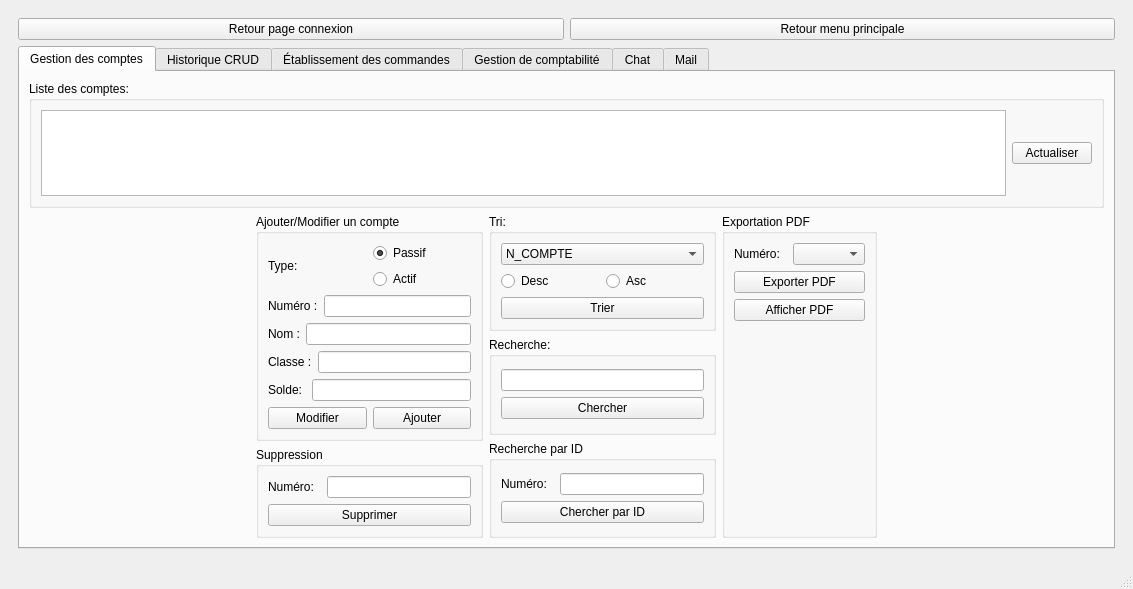
Qt form mainwindow.ui (Khouini/Smart-Printing-Office-2A-Qt) before a commit.
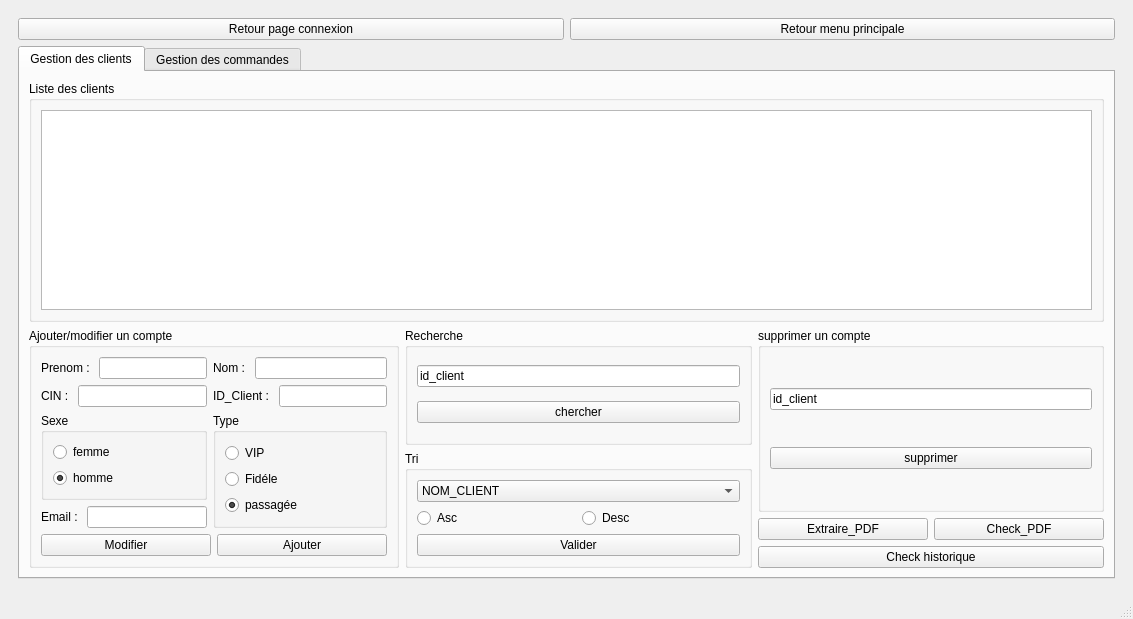
The same form after that commit. The open tabs and pages were chosen to show the change.

Commit message: Clients integred. problem with pdf

Diff of the .ui file:
```diff
--- a/mainwindow.ui
+++ b/mainwindow.ui
@@ -7,7 +7,7 @@
     <x>0</x>
     <y>0</y>
     <width>1065</width>
-    <height>589</height>
+    <height>619</height>
    </rect>
   </property>
   <property name="windowTitle">
@@ -18,7 +18,7 @@
     <item>
      <widget class="QStackedWidget" name="stackedWidget">
       <property name="currentIndex">
-       <number>3</number>
+       <number>4</number>
       </property>
       <widget class="QWidget" name="page">
        <layout class="QVBoxLayout" name="verticalLayout_7">
@@ -1442,6 +1442,382 @@
         </item>
        </layout>
       </widget>
+      <widget class="QWidget" name="page_5">
+       <layout class="QVBoxLayout" name="verticalLayout_68">
+        <item>
+         <layout class="QHBoxLayout" name="horizontalLayout_60">
+          <item>
+           <widget class="QPushButton" name="pushButton_RPGF_2">
+            <property name="text">
+             <string>Retour page connexion</string>
+            </property>
+           </widget>
+          </item>
+          <item>
+           <widget class="QPushButton" name="pushButton_RMPF_2">
+            <property name="text">
+             <string>Retour menu principale</string>
+            </property>
+           </widget>
+          </item>
+         </layout>
+        </item>
+        <item>
+         <widget class="QTabWidget" name="tabWidgetC">
+          <property name="currentIndex">
+           <number>0</number>
+          </property>
+          <widget class="QWidget" name="widget">
+           <attribute name="title">
+            <string>Gestion des clients</string>
+           </attribute>
+           <layout class="QVBoxLayout" name="verticalLayout_52">
+            <item>
+             <widget class="QGroupBox" name="groupBoxC">
+              <property name="title">
+               <string>Liste des clients</string>
+              </property>
+              <layout class="QVBoxLayout" name="verticalLayout_53">
+               <item>
+                <widget class="QTableView" name="tableViewC"/>
+               </item>
+              </layout>
+             </widget>
+            </item>
+            <item>
+             <layout class="QHBoxLayout" name="horizontalLayout_49">
+              <item>
+               <widget class="QGroupBox" name="groupBox_2C">
+                <property name="title">
+                 <string>Ajouter/modifier un compte</string>
+                </property>
+                <layout class="QVBoxLayout" name="verticalLayout_54">
+                 <item>
+                  <layout class="QHBoxLayout" name="horizontalLayout_50">
+                   <item>
+                    <layout class="QVBoxLayout" name="verticalLayout_55">
+                     <item>
+                      <layout class="QHBoxLayout" name="horizontalLayout_51">
+                       <item>
+                        <widget class="QLabel" name="labelC">
+                         <property name="text">
+                          <string>Prenom : </string>
+                         </property>
+                        </widget>
+                       </item>
+                       <item>
+                        <widget class="QLineEdit" name="lineEdit_prenomC"/>
+                       </item>
+                      </layout>
+                     </item>
+                     <item>
+                      <layout class="QHBoxLayout" name="horizontalLayout_52">
+                       <item>
+                        <widget class="QLabel" name="label_3C">
+                         <property name="text">
+                          <string>CIN : </string>
+                         </property>
+                        </widget>
+                       </item>
+                       <item>
+                        <widget class="QLineEdit" name="lineEdit_cinC"/>
+                       </item>
+                      </layout>
+                     </item>
+                     <item>
+                      <widget class="QGroupBox" name="groupBox_22">
+                       <property name="title">
+                        <string>Sexe</string>
+                       </property>
+                       <layout class="QVBoxLayout" name="verticalLayout_56">
+                        <item>
+                         <layout class="QVBoxLayout" name="verticalLayout_57">
+                          <item>
+                           <widget class="QRadioButton" name="radioButton_FemmeC">
+                            <property name="text">
+                             <string>femme</string>
+                            </property>
+                            <property name="checked">
+                             <bool>false</bool>
+                            </property>
+                           </widget>
+                          </item>
+                          <item>
+                           <widget class="QRadioButton" name="radioButtonHommeC">
+                            <property name="text">
+                             <string>homme</string>
+                            </property>
+                            <property name="checked">
+                             <bool>true</bool>
+                            </property>
+                           </widget>
+                          </item>
+                         </layout>
+                        </item>
+                       </layout>
+                      </widget>
+                     </item>
+                     <item>
+                      <layout class="QHBoxLayout" name="horizontalLayout_53">
+                       <item>
+                        <widget class="QLabel" name="label_6C">
+                         <property name="text">
+                          <string>Email : </string>
+                         </property>
+                        </widget>
+                       </item>
+                       <item>
+                        <widget class="QLineEdit" name="lineEdit_emailC"/>
+                       </item>
+                      </layout>
+                     </item>
+                    </layout>
+                   </item>
+                   <item>
+                    <layout class="QVBoxLayout" name="verticalLayout_58">
+                     <item>
+                      <layout class="QHBoxLayout" name="horizontalLayout_54">
+                       <item>
+                        <widget class="QLabel" name="label_2C">
+                         <property name="text">
+                          <string>Nom : </string>
+                         </property>
+                        </widget>
+                       </item>
+                       <item>
+                        <widget class="QLineEdit" name="lineEdit_nomC"/>
+                       </item>
+                      </layout>
+                     </item>
+                     <item>
+                      <layout class="QHBoxLayout" name="horizontalLayout_55">
+                       <item>
+                        <widget class="QLabel" name="label_5C">
+                         <property name="text">
+                          <string>ID_Client : </string>
+                         </property>
+                        </widget>
+                       </item>
+                       <item>
+                        <widget class="QLineEdit" name="lineEdit_idC"/>
+                       </item>
+                      </layout>
+                     </item>
+                     <item>
+                      <widget class="QGroupBox" name="groupBox_23">
+                       <property name="title">
+                        <string>Type</string>
+                       </property>
+                       <layout class="QVBoxLayout" name="verticalLayout_59">
+                        <item>
+                         <layout class="QVBoxLayout" name="verticalLayout_60">
+                          <item>
+                           <widget class="QRadioButton" name="radioButton_VIPC">
+                            <property name="text">
+                             <string>VIP</string>
+                            </property>
+                           </widget>
+                          </item>
+                          <item>
+                           <widget class="QRadioButton" name="radioButton_FidelC">
+                            <property name="text">
+                             <string>Fidéle</string>
+                            </property>
+                           </widget>
+                          </item>
+                          <item>
+                           <widget class="QRadioButton" name="radioButton_passageeC">
+                            <property name="text">
+                             <string>passagée</string>
+                            </property>
+                            <property name="checked">
+                             <bool>true</bool>
+                            </property>
+                           </widget>
+                          </item>
+                         </layout>
+                        </item>
+                       </layout>
+                      </widget>
+                     </item>
+                    </layout>
+                   </item>
+                  </layout>
+                 </item>
+                 <item>
+                  <layout class="QHBoxLayout" name="horizontalLayout_56">
+                   <item>
+                    <widget class="QPushButton" name="pushButton_modifierC">
+                     <property name="text">
+                      <string>Modifier</string>
+                     </property>
+                    </widget>
+                   </item>
+                   <item>
+                    <widget class="QPushButton" name="pushButton_ajouterC">
+                     <property name="text">
+                      <string>Ajouter</string>
+                     </property>
+                    </widget>
+                   </item>
+                  </layout>
+                 </item>
+                </layout>
+               </widget>
+              </item>
+              <item>
+               <layout class="QVBoxLayout" name="verticalLayout_61">
+                <item>
+                 <widget class="QGroupBox" name="groupBox_3C">
+                  <property name="title">
+                   <string>Recherche</string>
+                  </property>
+                  <layout class="QVBoxLayout" name="verticalLayout_62">
+                   <item>
+                    <widget class="QLineEdit" name="lineEdit_RC">
+                     <property name="text">
+                      <string>id_client</string>
+                     </property>
+                    </widget>
+                   </item>
+                   <item>
+                    <widget class="QPushButton" name="pushButton_chercherC">
+                     <property name="text">
+                      <string>chercher</string>
+                     </property>
+                    </widget>
+                   </item>
+                  </layout>
+                 </widget>
+                </item>
+                <item>
+                 <widget class="QGroupBox" name="groupBox_4C">
+                  <property name="title">
+                   <string>Tri</string>
+                  </property>
+                  <layout class="QVBoxLayout" name="verticalLayout_63">
+                   <item>
+                    <layout class="QVBoxLayout" name="verticalLayout_64">
+                     <item>
+                      <widget class="QComboBox" name="comboBoxC">
+                       <item>
+                        <property name="text">
+                         <string>NOM_CLIENT</string>
+                        </property>
+                       </item>
+                       <item>
+                        <property name="text">
+                         <string>PRENOM_CLIENT</string>
+                        </property>
+                       </item>
+                       <item>
+                        <property name="text">
+                         <string>ID_CLIENT</string>
+                        </property>
+                       </item>
+                      </widget>
+                     </item>
+                     <item>
+                      <layout class="QHBoxLayout" name="horizontalLayout_57">
+                       <item>
+                        <widget class="QRadioButton" name="radioButton_6AC">
+                         <property name="text">
+                          <string>Asc</string>
+                         </property>
+                        </widget>
+                       </item>
+                       <item>
+                        <widget class="QRadioButton" name="radioButton_6DC">
+                         <property name="text">
+                          <string>Desc</string>
+                         </property>
+                        </widget>
+                       </item>
+                      </layout>
+                     </item>
+                    </layout>
+                   </item>
+                   <item>
+                    <widget class="QPushButton" name="pushButton_triC">
+                     <property name="text">
+                      <string>Valider</string>
+                     </property>
+                    </widget>
+                   </item>
+                  </layout>
+                 </widget>
+                </item>
+               </layout>
+              </item>
+              <item>
+               <layout class="QVBoxLayout" name="verticalLayout_65">
+                <item>
+                 <widget class="QGroupBox" name="groupBox_9C">
+                  <property name="title">
+                   <string>supprimer un compte</string>
+                  </property>
+                  <layout class="QVBoxLayout" name="verticalLayout_66">
+                   <item>
+                    <widget class="QLineEdit" name="lineEdit_supprimer_C">
+                     <property name="text">
+                      <string>id_client</string>
+                     </property>
+                    </widget>
+                   </item>
+                   <item>
+                    <widget class="QPushButton" name="pushButton_supprimerC">
+                     <property name="text">
+                      <string>supprimer</string>
+                     </property>
+                    </widget>
+                   </item>
+                  </layout>
+                 </widget>
+                </item>
+                <item>
+                 <layout class="QVBoxLayout" name="verticalLayout_67">
+                  <item>
+                   <layout class="QHBoxLayout" name="horizontalLayout_59">
+                    <item>
+                     <widget class="QPushButton" name="pushButtonPDFC">
+                      <property name="text">
+                       <string>Extraire_PDF</string>
+                      </property>
+                     </widget>
+                    </item>
+                    <item>
+                     <widget class="QPushButton" name="pushButton_ouvrirPDFC">
+                      <property name="text">
+                       <string>Check_PDF</string>
+                      </property>
+                     </widget>
+                    </item>
+                   </layout>
+                  </item>
+                  <item>
+                   <widget class="QPushButton" name="pushButton_historiqueC">
+                    <property name="text">
+                     <string>Check historique</string>
+                    </property>
+                   </widget>
+                  </item>
+                 </layout>
+                </item>
+               </layout>
+              </item>
+             </layout>
+            </item>
+           </layout>
+          </widget>
+          <widget class="QWidget" name="tab_7">
+           <attribute name="title">
+            <string>Gestion des commandes</string>
+           </attribute>
+          </widget>
+         </widget>
+        </item>
+       </layout>
+      </widget>
      </widget>
     </item>
    </layout>
```
Left out of the diff: 89 changed lines with no effect on the pictures. Lines whose indentation alone changed are shown as unchanged. The commit also changes 11 other files.
